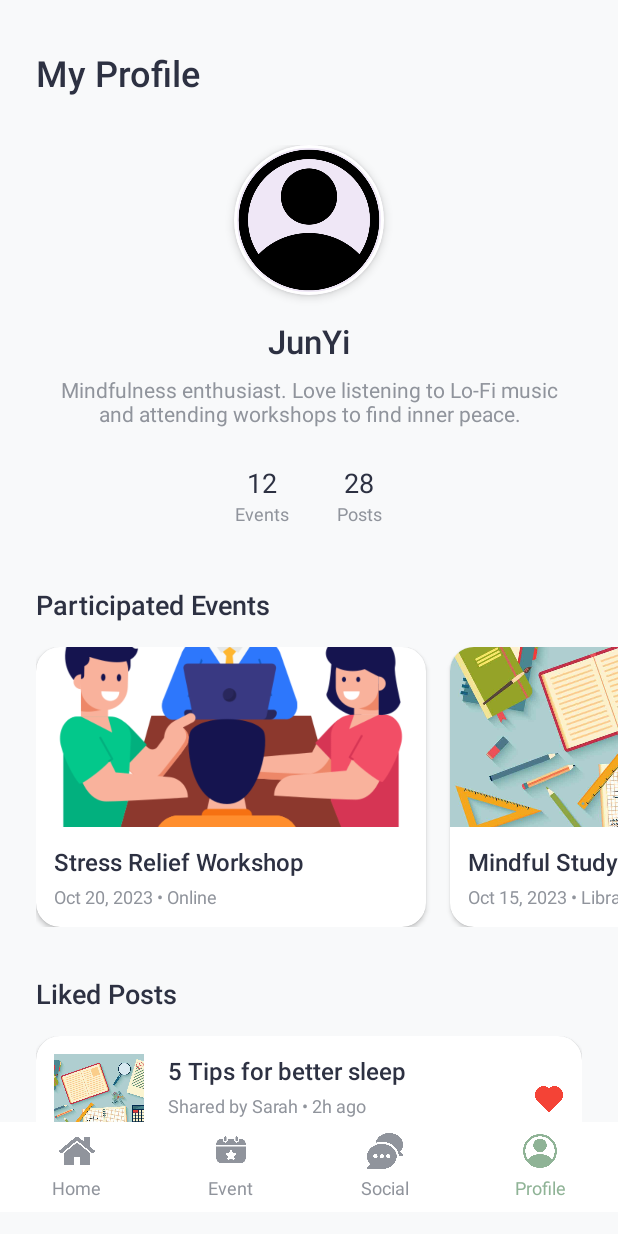
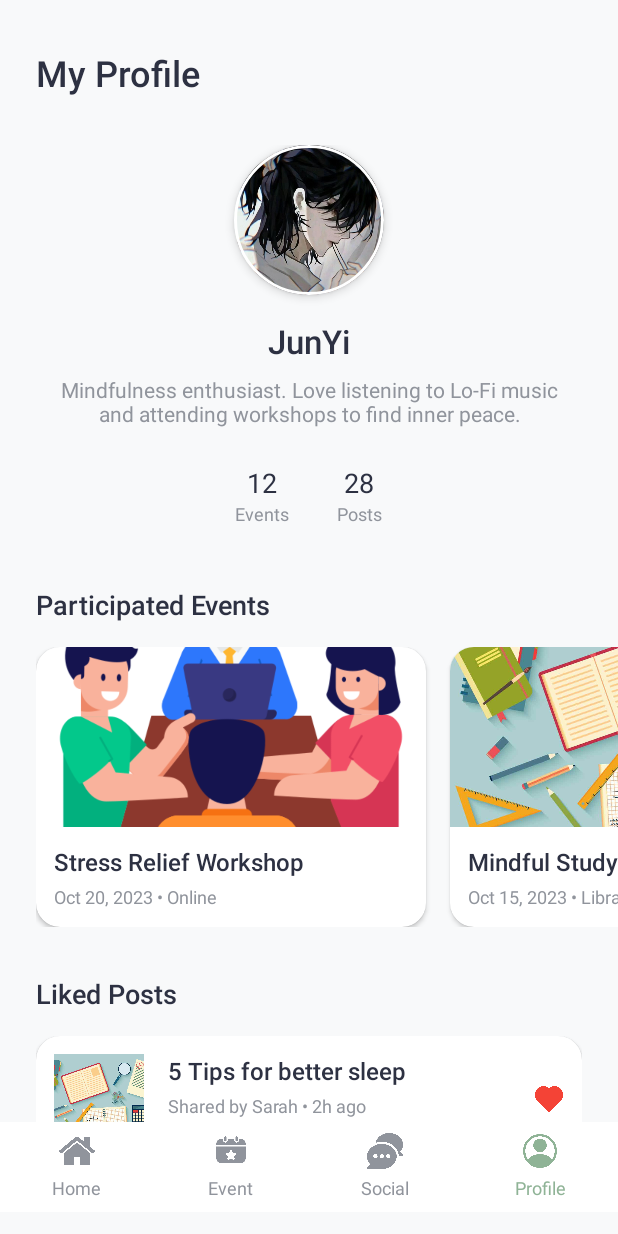
Before and after one commit to Kejunfang/MAD_GP, an Android app: the ProfilePage screen opened directly, with no data from a screen before it, on a phone screen of 412 x 824 dp. Run offline under Robolectric (Android 15) with nearby library versions, the phone set to English and light mode, and no system bars.

Commit message:
update avatar

```diff
--- a/app/src/main/res/layout/activity_profile_page.xml
+++ b/app/src/main/res/layout/activity_profile_page.xml
@@ -59,7 +59,7 @@
                         android:layout_width="match_parent"
                         android:layout_height="match_parent"
                         android:scaleType="centerCrop"
-                        android:src="@drawable/profile" />
+                        android:src="@drawable/avatar" />
                 </com.google.android.material.card.MaterialCardView>
 
                 <TextView
```
Also changed, not shown: app/src/main/res/drawable/avatar.JPG (added).
